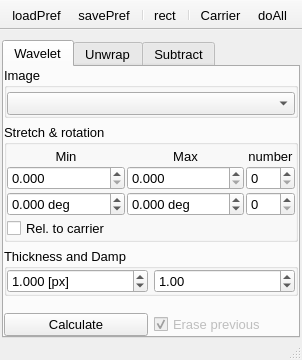
Old version of the form UIs/nWavelet.ui in the repository NeutrinoToolkit/Neutrino.
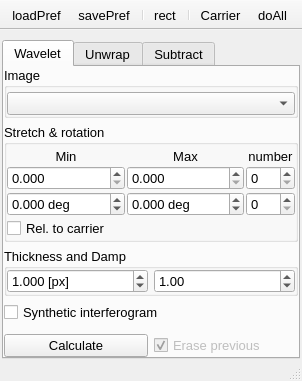
New version of the form. Icons and pictures are not drawn.

```diff
--- a/UIs/nWavelet.ui
+++ b/UIs/nWavelet.ui
@@ -7,7 +7,7 @@
     <x>0</x>
     <y>0</y>
     <width>302</width>
-    <height>360</height>
+    <height>381</height>
    </rect>
   </property>
   <property name="font">
@@ -369,7 +369,7 @@
           </layout>
          </widget>
         </item>
-        <item row="4" column="0">
+        <item row="5" column="0">
          <widget class="QWidget" name="widget_3" native="true">
           <layout class="QGridLayout" name="gridLayout_2">
            <property name="margin">
@@ -406,7 +406,7 @@
           </layout>
          </widget>
         </item>
-        <item row="3" column="0">
+        <item row="4" column="0">
          <spacer name="verticalSpacer_2">
           <property name="orientation">
            <enum>Qt::Vertical</enum>
@@ -419,6 +419,16 @@
           </property>
          </spacer>
         </item>
+        <item row="3" column="0">
+         <widget class="QCheckBox" name="synthetic">
+          <property name="text">
+           <string>Synthetic interferogram</string>
+          </property>
+          <property name="neutrinoSave" stdset="0">
+           <bool>true</bool>
+          </property>
+         </widget>
+        </item>
        </layout>
       </widget>
       <widget class="QWidget" name="Unwrap">
```
